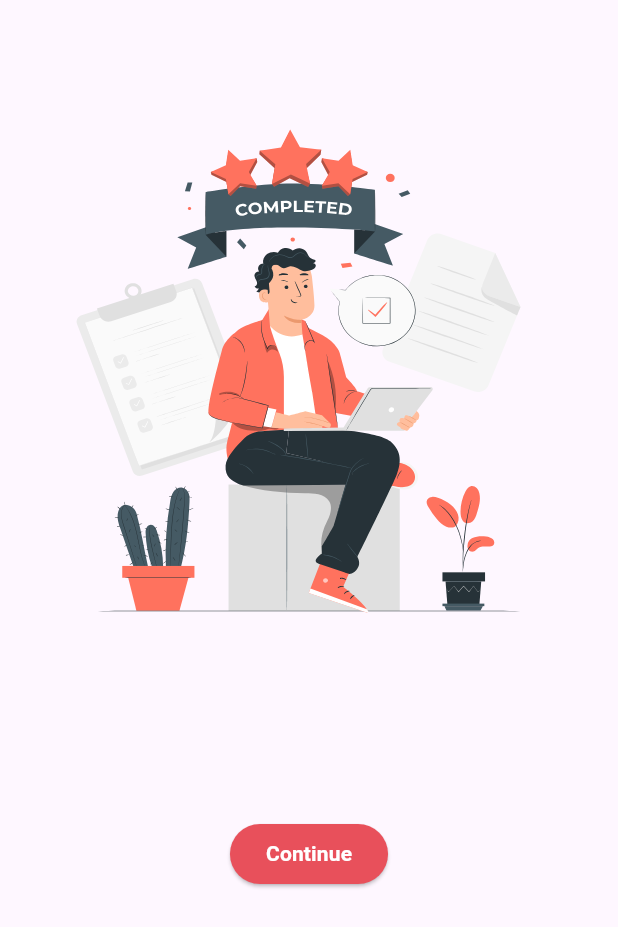
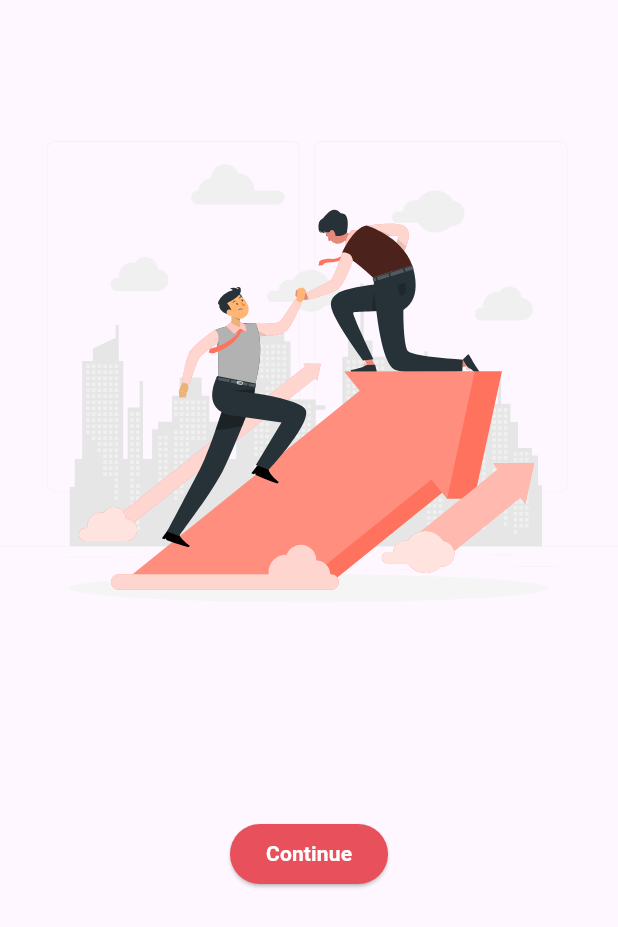
Before and after one commit to AradhyaNepal/svg_to_life_with_flutter, a Flutter app: the screen it shows after launch, on a phone screen of 412 x 824 dp. Shown: the top 927 px of the screen. Run offline on Flutter 3.47's test engine with Material 3 defaults, Android fonts, the phone set to English and light mode, and no system bars; our stand-ins replace flutter_screenutil, flutter_svg.

Commit message:
Completed 3rd screen

```diff
--- a/lib/constants/image_constants.dart
+++ b/lib/constants/image_constants.dart
@@ -19,4 +19,10 @@ class ImageConstants{
   static const String taskCompletedItems="$basePath/task_completed_items.svg";
   static const String taskCompletedHeader="$basePath/task_completed_header.svg";
 
+
+  static const String helpingBackground="$basePath/helping_background.svg";
+  static const String helpingBottomClouds="$basePath/helping_bottom_clouds.svg";
+  static const String helpingGoingUp="$basePath/helping_going_up.svg";
+  static const String helpingUpperClouds="$basePath/helping_upper_clouds.svg";
+
 }
--- a/lib/main.dart
+++ b/lib/main.dart
@@ -1,5 +1,7 @@
 import 'package:flutter/material.dart';
 import 'package:flutter_screenutil/flutter_screenutil.dart';
+import 'package:svg_to_life/screens/helping_screen.dart';
+import 'package:svg_to_life/screens/payment_completed.dart';
 import 'package:svg_to_life/screens/task_completed_screen.dart';
 
 void main() {
@@ -23,7 +25,7 @@ class MyApp extends StatelessWidget {
             colorScheme: ColorScheme.fromSeed(seedColor: Colors.deepPurple),
             useMaterial3: true,
           ),
-          home: const TaskCompletedScreen(),
+          home: const HelpingScreen(),
         );
       },
     );
--- /dev/null
+++ b/lib/screens/helping_screen.dart
@@ -0,0 +1,143 @@
+import 'package:flutter/material.dart';
+import 'package:flutter_screenutil/flutter_screenutil.dart';
+import 'package:flutter_svg/flutter_svg.dart';
+import 'package:svg_to_life/constants/image_constants.dart';
+
+class HelpingScreen extends StatefulWidget {
+  const HelpingScreen({super.key});
+
+  @override
+  State<HelpingScreen> createState() => _HelpingScreenState();
+}
+
+class _HelpingScreenState extends State<HelpingScreen>
+    with SingleTickerProviderStateMixin {
+  late final AnimationController _controller;
+  late final Animation<double> _upperCloudDxAnimation;
+  late final Animation<double> _bottomCloudDxAnimation;
+  late final Animation<double> _personDxAnimation;
+  late final Animation<double> _personDyAnimation;
+
+  @override
+  void initState() {
+    super.initState();
+    _controller = AnimationController(
+      vsync: this,
+      duration: const Duration(milliseconds: 3000),
+    );
+    final itemCurveController=CurvedAnimation(
+      parent: _controller,
+      curve: const Interval(
+        0.4,
+        1,
+        curve: Curves.bounceOut,
+      ),
+    );
+    _upperCloudDxAnimation =
+        Tween<double>(begin: -375.w, end: 0).animate(itemCurveController);
+    _bottomCloudDxAnimation =
+        Tween<double>(begin: 375.w, end: 0).animate(itemCurveController);
+    final personCurveController=CurvedAnimation(
+      parent: _controller,
+      curve: const Interval(
+        0,
+        0.5,
+        curve: Curves.easeInOut,
+      ),
+    );
+    _personDxAnimation = Tween<double>(begin: -100.w, end: 0).animate(
+      personCurveController,
+    );
+    _personDyAnimation =
+        Tween<double>(begin: 100.h, end: 0).animate(personCurveController);
+    _controller.forward();
+  }
+
+  @override
+  void dispose() {
+    _controller.dispose();
+    super.dispose();
+  }
+
+  @override
+  Widget build(BuildContext context) {
+    return Scaffold(
+      body: SafeArea(
+        child: Column(
+          children: [
+            SizedBox(height: 80.h),
+            SizedBox(
+              height: 416.h,
+              width: double.infinity,
+              child: AnimatedBuilder(
+                animation: _controller,
+                builder: (context, child) {
+                  return Stack(
+                    children: [
+                      Positioned.fill(
+                        child: Transform.translate(
+                          offset: Offset(_upperCloudDxAnimation.value, 0),
+                          child: SvgPicture.asset(
+                            ImageConstants.helpingUpperClouds,
+                          ),
+                        ),
+                      ),
+                      child ?? const SizedBox(),
+                      Positioned.fill(
+                        child: Transform.translate(
+                          offset: Offset(_personDxAnimation.value,
+                              _personDyAnimation.value),
+                          child: SvgPicture.asset(
+                            ImageConstants.helpingGoingUp,
+                          ),
+                        ),
+                      ),
+                      Positioned.fill(
+                        child: Transform.translate(
+                          offset: Offset(_bottomCloudDxAnimation.value, 0),
+                          child: SvgPicture.asset(
+                            ImageConstants.helpingBottomClouds,
+                          ),
+                        ),
+                      ),
+                    ],
+                  );
+                },
+                child: Positioned.fill(
+                  child: SvgPicture.asset(
+                    ImageConstants.helpingBackground,
+                  ),
+                ),
+              ),
+            ),
+            SizedBox(
+              height: 46.h,
+            ),
+            SizedBox(
+              height: 46.h,
+            ),
+            SizedBox(
+              height: 46.h,
+            ),
+            ElevatedButton(
+              style: ElevatedButton.styleFrom(
+                backgroundColor: const Color(0xFFE8505B),
+              ),
+              onPressed: () {
+                _controller.reset();
+                _controller.forward();
+              },
+              child: const Text(
+                "Continue",
+                style: TextStyle(
+                  fontWeight: FontWeight.bold,
+                  color: Colors.white,
+                ),
+              ),
+            ),
+          ],
+        ),
+      ),
+    );
+  }
+}
--- a/lib/screens/task_completed.dart
+++ /dev/null
@@ -1,10 +0,0 @@
-import 'package:flutter/material.dart';
-
-class TaskCompleted extends StatelessWidget {
-  const TaskCompleted({super.key});
-
-  @override
-  Widget build(BuildContext context) {
-    return const Placeholder();
-  }
-}
--- a/lib/screens/task_completed_screen.dart
+++ b/lib/screens/task_completed_screen.dart
@@ -2,6 +2,7 @@ import 'package:flutter/material.dart';
 import 'package:flutter_screenutil/flutter_screenutil.dart';
 import 'package:flutter_svg/flutter_svg.dart';
 import 'package:svg_to_life/constants/image_constants.dart';
+import 'package:svg_to_life/constants/radius_to_radian.dart';
 
 class TaskCompletedScreen extends StatefulWidget {
   const TaskCompletedScreen({super.key});
@@ -15,7 +16,7 @@ class _TaskCompletedScreenState extends State<TaskCompletedScreen>
   late final AnimationController
       _controller; // Value start from 0 and ends at 1
   late final Animation<double> _personOpacityAnimation;
-  late final Animation<double> _itemsScaleAnimation;
+  late final Animation<double> _personRotateAnimation;
   late final Animation<Offset> _star1TransformAnimation;
   late final Animation<double> _star1OpacityAnimation;
   late final Animation<Offset> _star2TransformAnimation;
@@ -30,7 +31,7 @@ class _TaskCompletedScreenState extends State<TaskCompletedScreen>
     _controller = AnimationController(
       vsync: this,
       duration: const Duration(
-        milliseconds: 4000,
+        milliseconds: 3000,
       ),
     );
     //Interval: 0 to 1. eg: 0.25 -> 25% of 5 seconds
@@ -44,11 +45,11 @@ class _TaskCompletedScreenState extends State<TaskCompletedScreen>
         ),
       ),
     );
-    _itemsScaleAnimation = Tween<double>(begin: 0, end: 1).animate(
+    _personRotateAnimation = Tween<double>(begin: degreeToRadian(-45), end: degreeToRadian(0)).animate(
       CurvedAnimation(
         parent: _controller,
         curve: const Interval(
-          0.2,
+          0.0,
           0.35,
         ),
       ),
@@ -155,10 +156,13 @@ class _TaskCompletedScreenState extends State<TaskCompletedScreen>
                         ),
                       ),
                       Positioned.fill(
-                        child: Opacity(
-                          opacity: _personOpacityAnimation.value,
-                          child: SvgPicture.asset(
-                            ImageConstants.taskCompletedPerson,
+                        child: Transform.rotate(
+                          angle:_personRotateAnimation.value,
+                          child: Opacity(
+                            opacity: _personOpacityAnimation.value,
+                            child: SvgPicture.asset(
+                              ImageConstants.taskCompletedPerson,
+                            ),
                           ),
                         ),
                       ),
```
Also changed, not shown: assets/images/helping_background.svg (added), assets/images/helping_bottom_clouds.svg (added), assets/images/helping_going_up.svg (added), assets/images/helping_upper_clouds.svg (added).
